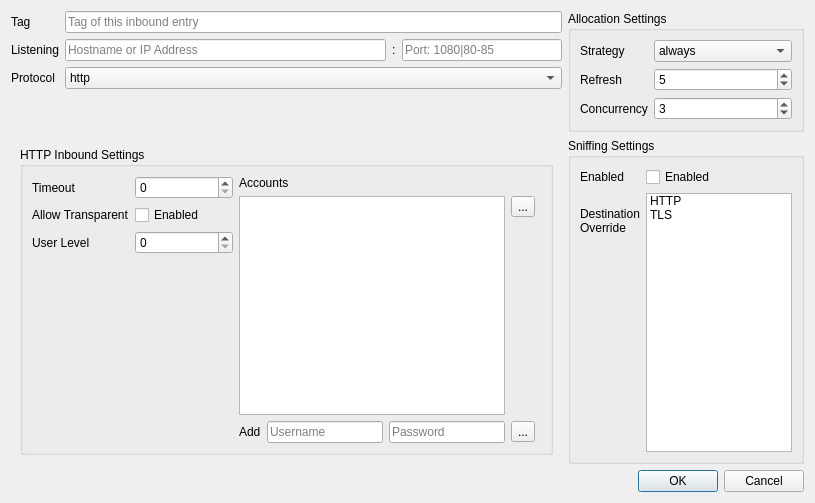
Old version of the form src/ui/w_InboundEditor.ui in the repository darsvador/qvssr.
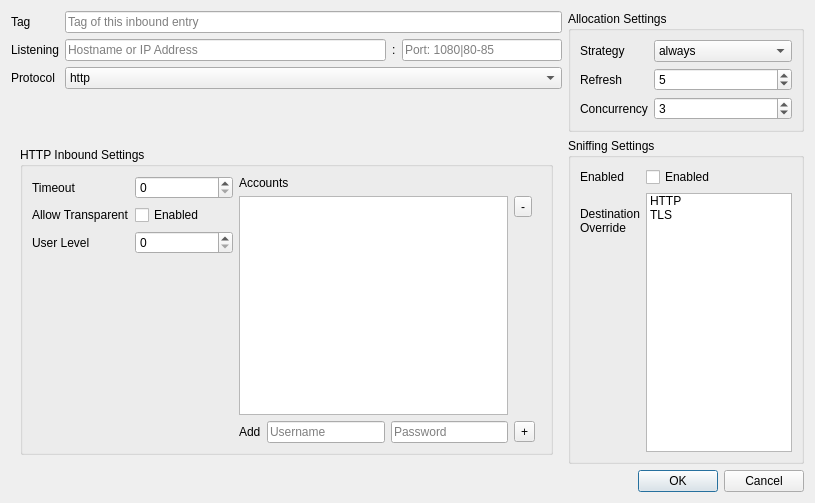
New version of the form. Icons and pictures are not drawn.

```diff
--- a/src/ui/w_InboundEditor.ui
+++ b/src/ui/w_InboundEditor.ui
@@ -356,11 +356,7 @@
             <item row="1" column="3">
              <widget class="QToolButton" name="httpRemoveUserBtn">
               <property name="text">
-               <string>...</string>
-              </property>
-              <property name="icon">
-               <iconset>
-                <normaloff>:/icons/remove_connection_btn.png</normaloff>:/icons/remove_connection_btn.png</iconset>
+               <string>-</string>
               </property>
              </widget>
             </item>
@@ -377,11 +373,7 @@
             <item row="3" column="3">
              <widget class="QToolButton" name="httpAddUserBtn">
               <property name="text">
-               <string>...</string>
-              </property>
-              <property name="icon">
-               <iconset>
-                <normaloff>:/icons/add_connection_btn.png</normaloff>:/icons/add_connection_btn.png</iconset>
+               <string>+</string>
               </property>
              </widget>
             </item>
```
Left out of the diff: 12 changed lines with no effect on the pictures.
